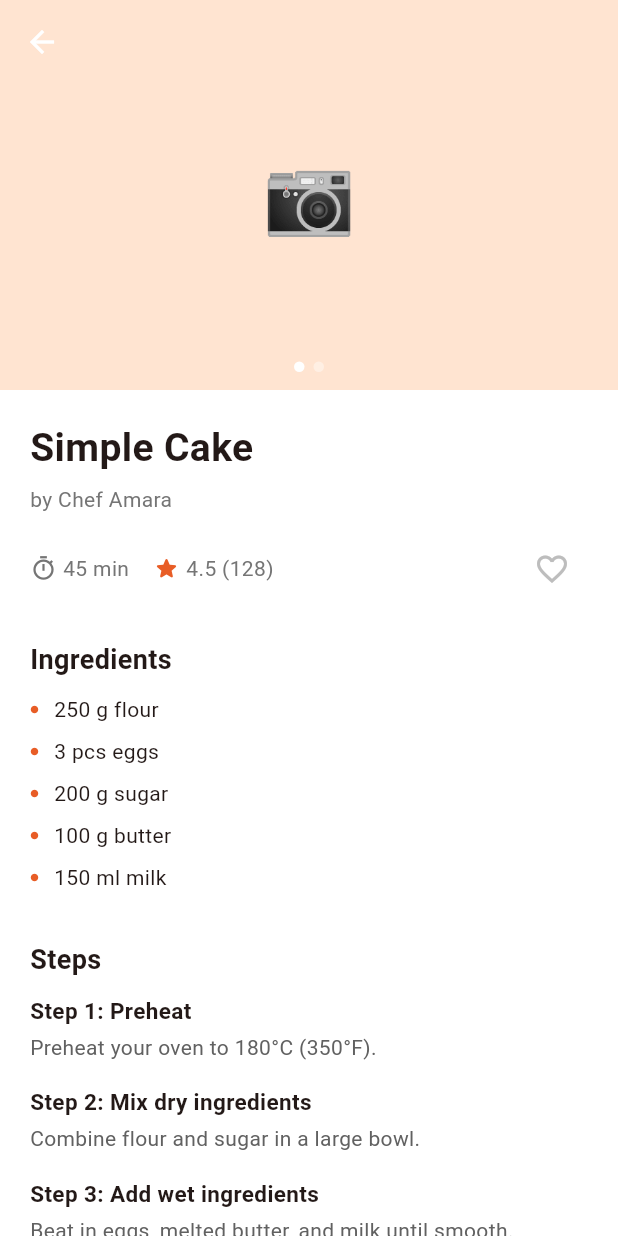
After one commit to NEKORINA91/anycook, a Flutter app: the RecipeDetailScreen screen opened directly with sample values from the repository, on a phone screen of 412 x 824 dp. The commit adds this screen. Run offline on Flutter 3.47's test engine with Material 3 defaults, Android fonts, the phone set to English and light mode, and no system bars.

Commit message:
Recipe screens testings

```diff
--- a/lib/data/sample_recipes.dart
+++ b/lib/data/sample_recipes.dart
@@ -6,6 +6,23 @@ final List<Recipe> sampleRecipes = [
     requiredAppliances: ['Oven'],
     requiredIngredients: ['Flour', 'Eggs', 'Sugar', 'Butter', 'Milk'],
     timeMinutes: 45,
+    creatorName: 'Chef Amara',
+    rating: 4.5,
+    ratingCount: 128,
+    photoUrls: ['placeholder1', 'placeholder2'],
+    ingredientDetails: [
+      Ingredient(name: 'flour', amount: 250, unit: 'g'),
+      Ingredient(name: 'eggs', amount: 3, unit: 'pcs'),
+      Ingredient(name: 'sugar', amount: 200, unit: 'g'),
+      Ingredient(name: 'butter', amount: 100, unit: 'g'),
+      Ingredient(name: 'milk', amount: 150, unit: 'ml'),
+    ],
+    steps: [
+      RecipeStep(title: 'Preheat', description: 'Preheat your oven to 180°C (350°F).'),
+      RecipeStep(title: 'Mix dry ingredients', description: 'Combine flour and sugar in a large bowl.'),
+      RecipeStep(title: 'Add wet ingredients', description: 'Beat in eggs, melted butter, and milk until smooth.'),
+      RecipeStep(title: 'Bake', description: 'Pour into a greased pan and bake for 35–40 minutes.'),
+    ],
   ),
   const Recipe(
     name: 'Fried Rice',
@@ -32,4 +49,6 @@ final List<Recipe> sampleRecipes = [
     requiredIngredients: ['Bread', 'Butter'],
     timeMinutes: 5,
   ),
+
+
 ];
--- a/lib/models/recipe.dart
+++ b/lib/models/recipe.dart
@@ -1,31 +1,86 @@
 enum MatchTier { green, yellow, red }
+
+enum MeasurementUnit { metric, imperial } // kg/g vs lb/oz, ml/l vs cups/tsp
+
+class Ingredient {
+  final String name;
+  final double amount;
+  final String unit; // 'g', 'kg', 'oz', 'lb', 'tsp', 'tbsp', 'ml', 'l', 'cup', 'pcs'
+
+  const Ingredient({
+    required this.name,
+    required this.amount,
+    required this.unit,
+  });
+
+  // Converts this ingredient's amount/unit to the user's preferred system.
+  // Placeholder rules for now — good enough for display, refine later
+  // with a proper conversion table once real recipes have varied units.
+  Ingredient convertedTo(MeasurementUnit target) {
+    const gToOz = 0.035274;
+    const ozToG = 28.3495;
+    const kgToLb = 2.20462;
+    const lbToKg = 0.453592;
+
+    if (target == MeasurementUnit.imperial) {
+      if (unit == 'g') return Ingredient(name: name, amount: amount * gToOz, unit: 'oz');
+      if (unit == 'kg') return Ingredient(name: name, amount: amount * kgToLb, unit: 'lb');
+    } else {
+      if (unit == 'oz') return Ingredient(name: name, amount: amount * ozToG, unit: 'g');
+      if (unit == 'lb') return Ingredient(name: name, amount: amount * lbToKg, unit: 'kg');
+    }
+    return this; // already in target system, or a unit we don't convert (pcs, tsp, etc.)
+  }
+
+  String get display => '${amount % 1 == 0 ? amount.toInt() : amount.toStringAsFixed(1)} $unit $name';
+}
+
+class RecipeStep {
+  final String title;
+  final String description;
+
+  const RecipeStep({required this.title, required this.description});
+}
 
 class Recipe {
   final String name;
   final List<String> requiredAppliances;
-  final List<String> requiredIngredients;
+  final List<String> requiredIngredients; // names only, used by existing matching logic
   final int timeMinutes;
+
+  // New fields for the detail page — all optional so old sample data still works.
+  final List<Ingredient> ingredientDetails;
+  final List<RecipeStep> steps;
+  final List<String> photoUrls;
+  final String? videoUrl;
+  final double rating; // 0–5, average of all ratings. 0 = unrated.
+  final int ratingCount;
+  final String creatorName;
 
   const Recipe({
     required this.name,
     required this.requiredAppliances,
     required this.requiredIngredients,
     required this.timeMinutes,
+    this.ingredientDetails = const [],
+    this.steps = const [],
+    this.photoUrls = const [],
+    this.videoUrl,
+    this.rating = 0,
+    this.ratingCount = 0,
+    this.creatorName = 'Unknown Chef',
   });
 
-  // Hard filter: user must have every appliance this recipe needs.
   bool hasRequiredAppliances(List<String> userAppliances) {
     return requiredAppliances.every((a) => userAppliances.contains(a));
   }
 
-  // Which ingredients is the user missing for this recipe?
   List<String> missingIngredients(List<String> userIngredients) {
     return requiredIngredients
         .where((i) => !userIngredients.contains(i))
         .toList();
   }
 
-  // Soft filter: how close is the user to having everything?
   MatchTier matchTier(List<String> userIngredients) {
     final missingCount = missingIngredients(userIngredients).length;
     if (missingCount == 0) return MatchTier.green;
--- /dev/null
+++ b/lib/screens/recipe_detail_screen.dart
@@ -0,0 +1,212 @@
+import 'package:flutter/material.dart';
+import 'package:anycook/models/recipe.dart';
+
+class RecipeDetailScreen extends StatefulWidget {
+  final Recipe recipe;
+  final MeasurementUnit preferredUnit;
+
+  const RecipeDetailScreen({
+    super.key,
+    required this.recipe,
+    this.preferredUnit = MeasurementUnit.metric,
+  });
+
+  @override
+  State<RecipeDetailScreen> createState() => _RecipeDetailScreenState();
+}
+
+class _RecipeDetailScreenState extends State<RecipeDetailScreen> {
+  final PageController _photoController = PageController();
+  int _currentPhoto = 0;
+  bool _liked = false;
+
+  @override
+  void dispose() {
+    _photoController.dispose();
+    super.dispose();
+  }
+
+  @override
+  Widget build(BuildContext context) {
+    final recipe = widget.recipe;
+    final hasPhotos = recipe.photoUrls.isNotEmpty;
+
+    return Scaffold(
+      backgroundColor: Colors.white,
+      body: CustomScrollView(
+        slivers: [
+          SliverAppBar(
+            pinned: true,
+            expandedHeight: hasPhotos ? 260 : 0,
+            backgroundColor: const Color(0xFFE85D26),
+            foregroundColor: Colors.white,
+            flexibleSpace: hasPhotos
+                ? FlexibleSpaceBar(
+                    background: Stack(
+                      fit: StackFit.expand,
+                      children: [
+                        PageView.builder(
+                          controller: _photoController,
+                          onPageChanged: (i) => setState(() => _currentPhoto = i),
+                          itemCount: recipe.photoUrls.length,
+                          itemBuilder: (context, index) => Container(
+                            color: const Color(0xFFFFE4D1),
+                            child: const Center(
+                              child: Text('📷', style: TextStyle(fontSize: 50)),
+                            ),
+                          ),
+                        ),
+                        Positioned(
+                          bottom: 12,
+                          left: 0,
+                          right: 0,
+                          child: Row(
+                            mainAxisAlignment: MainAxisAlignment.center,
+                            children: List.generate(recipe.photoUrls.length, (index) {
+                              return Container(
+                                margin: const EdgeInsets.symmetric(horizontal: 3),
+                                width: 7,
+                                height: 7,
+                                decoration: BoxDecoration(
+                                  shape: BoxShape.circle,
+                                  color: _currentPhoto == index
+                                      ? Colors.white
+                                      : Colors.white.withValues(alpha: 0.4),
+                                ),
+                              );
+                            }),
+                          ),
+                        ),
+                      ],
+                    ),
+                  )
+                : null,
+          ),
+          SliverToBoxAdapter(
+            child: Padding(
+              padding: const EdgeInsets.all(20),
+              child: Column(
+                crossAxisAlignment: CrossAxisAlignment.start,
+                children: [
+                  Text(
+                    recipe.name,
+                    style: const TextStyle(fontSize: 26, fontWeight: FontWeight.bold),
+                  ),
+                  const SizedBox(height: 6),
+                  Text('by ${recipe.creatorName}', style: TextStyle(color: Colors.grey.shade600)),
+                  const SizedBox(height: 12),
+                  Row(
+                    children: [
+                      Icon(Icons.timer_outlined, size: 18, color: Colors.grey.shade600),
+                      const SizedBox(width: 4),
+                      Text('${recipe.timeMinutes} min', style: TextStyle(color: Colors.grey.shade600)),
+                      const SizedBox(width: 16),
+                      const Icon(Icons.star_rounded, size: 18, color: Color(0xFFE85D26)),
+                      const SizedBox(width: 4),
+                      Text(
+                        recipe.ratingCount == 0
+                            ? 'No ratings yet'
+                            : '${recipe.rating.toStringAsFixed(1)} (${recipe.ratingCount})',
+                        style: TextStyle(color: Colors.grey.shade600),
+                      ),
+                      const Spacer(),
+                      IconButton(
+                        icon: Icon(
+                          _liked ? Icons.favorite : Icons.favorite_border,
+                          color: _liked ? Colors.red : Colors.grey.shade400,
+                        ),
+                        onPressed: () => setState(() => _liked = !_liked),
+                      ),
+                    ],
+                  ),
+                  if (recipe.videoUrl != null) ...[
+                    const SizedBox(height: 16),
+                    Container(
+                      height: 180,
+                      width: double.infinity,
+                      decoration: BoxDecoration(
+                        color: Colors.black87,
+                        borderRadius: BorderRadius.circular(16),
+                      ),
+                      child: const Center(
+                        child: Icon(Icons.play_circle_fill, color: Colors.white, size: 50),
+                      ),
+                    ),
+                  ],
+                  const SizedBox(height: 24),
+                  const Text('Ingredients', style: TextStyle(fontSize: 18, fontWeight: FontWeight.bold)),
+                  const SizedBox(height: 10),
+                  if (recipe.ingredientDetails.isEmpty)
+                    Text(
+                      recipe.requiredIngredients.join(', '),
+                      style: TextStyle(color: Colors.grey.shade700, height: 1.6),
+                    )
+                  else
+                    ...recipe.ingredientDetails.map((i) {
+                      final converted = i.convertedTo(widget.preferredUnit);
+                      return Padding(
+                        padding: const EdgeInsets.only(bottom: 8),
+                        child: Row(
+                          children: [
+                            const Icon(Icons.circle, size: 6, color: Color(0xFFE85D26)),
+                            const SizedBox(width: 10),
+                            Text(converted.display, style: const TextStyle(fontSize: 14)),
+                          ],
+                        ),
+                      );
+                    }),
+                  const SizedBox(height: 24),
+                  const Text('Steps', style: TextStyle(fontSize: 18, fontWeight: FontWeight.bold)),
+                  const SizedBox(height: 10),
+                  if (recipe.steps.isEmpty)
+                    Text('No steps added yet.', style: TextStyle(color: Colors.grey.shade500))
+                  else
+                    ...recipe.steps.asMap().entries.map((entry) {
+                      final index = entry.key;
+                      final step = entry.value;
+                      return Padding(
+                        padding: const EdgeInsets.only(bottom: 16),
+                        child: Column(
+                          crossAxisAlignment: CrossAxisAlignment.start,
+                          children: [
+                            Text(
+                              'Step ${index + 1}: ${step.title}',
+                              style: const TextStyle(fontWeight: FontWeight.bold, fontSize: 15),
+                            ),
+                            const SizedBox(height: 4),
+                            Text(step.description, style: TextStyle(color: Colors.grey.shade700, height: 1.4)),
+                          ],
+                        ),
+                      );
+                    }),
+                  const SizedBox(height: 24),
+                  const Divider(),
+                  const SizedBox(height: 12),
+                  const Text('Comments', style: TextStyle(fontSize: 18, fontWeight: FontWeight.bold)),
+                  const SizedBox(height: 10),
+                  // Backend needed: real comments require stored user accounts
+                  // and a comments table. Placeholder shown for now.
+                  Text('Be the first to comment.', style: TextStyle(color: Colors.grey.shade500)),
+                  const SizedBox(height: 12),
+                  TextField(
+                    decoration: InputDecoration(
+                      hintText: 'Add a comment...',
+                      filled: true,
+                      fillColor: Colors.grey.shade100,
+                      contentPadding: const EdgeInsets.symmetric(horizontal: 16, vertical: 12),
+                      border: OutlineInputBorder(
+                        borderRadius: BorderRadius.circular(30),
+                        borderSide: BorderSide.none,
+                      ),
+                    ),
+                  ),
+                  const SizedBox(height: 30),
+                ],
+              ),
+            ),
+          ),
+        ],
+      ),
+    );
+  }
+}
--- a/lib/screens/search_results_screen.dart
+++ b/lib/screens/search_results_screen.dart
@@ -1,5 +1,6 @@
 import 'package:flutter/material.dart';
 import 'package:anycook/data/sample_recipes.dart';
+import 'package:anycook/screens/recipe_detail_screen.dart';
 
 class SearchResultsScreen extends StatefulWidget {
   final String query;
@@ -54,14 +55,23 @@ class _SearchResultsScreenState extends State<SearchResultsScreen> {
                     itemCount: results.length,
                     itemBuilder: (context, index) {
                       final recipe = results[index];
-                      return Card(
+                                            return Card(
                         margin: const EdgeInsets.only(bottom: 12),
                         child: ListTile(
                           title: Text(recipe.name),
                           subtitle: Text('${recipe.timeMinutes} min'),
+                          onTap: () {
+                            Navigator.push(
+                              context,
+                              MaterialPageRoute(
+                                builder: (_) => RecipeDetailScreen(recipe: recipe),
+                              ),
+                            );
+                          },
                         ),
                       );
                     },
+
                   ),
           ),
         ],
```
